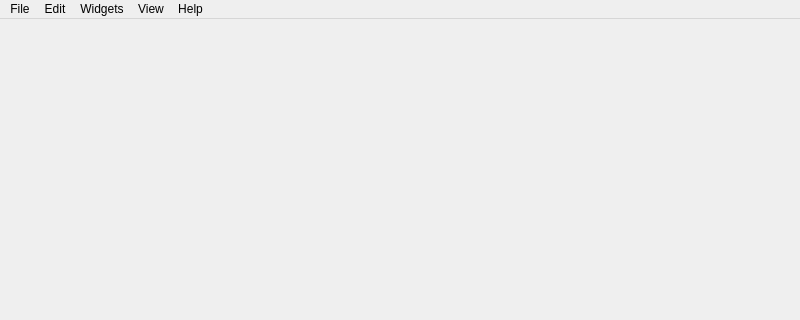
Old version of the form ui/mainWindow.ui in the repository PurdueElectricRacing/DaqApp; both pictures show x 0 to 800 and y 0 to 320 of the 800 by 600 pixel window.
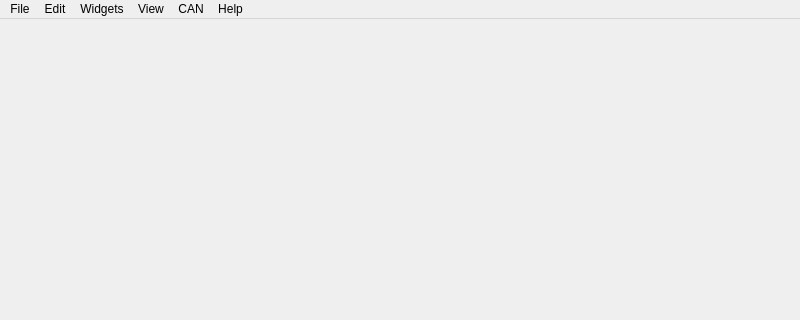
New version of the form.

The edit to the form file:
```diff
--- a/ui/mainWindow.ui
+++ b/ui/mainWindow.ui
@@ -84,10 +84,17 @@
     </property>
     <addaction name="actionImport_log"/>
    </widget>
+   <widget class="QMenu" name="menuCAN">
+    <property name="title">
+     <string>CAN</string>
+    </property>
+    <addaction name="actionSelect_CAN_Bus"/>
+   </widget>
    <addaction name="menuFile"/>
    <addaction name="menuEdit_2"/>
    <addaction name="menuEdit"/>
    <addaction name="menuView"/>
+   <addaction name="menuCAN"/>
    <addaction name="menuHelp"/>
   </widget>
   <widget class="QStatusBar" name="statusbar"/>
```
Left out of the diff: 5 changed lines with no effect on the pictures.
